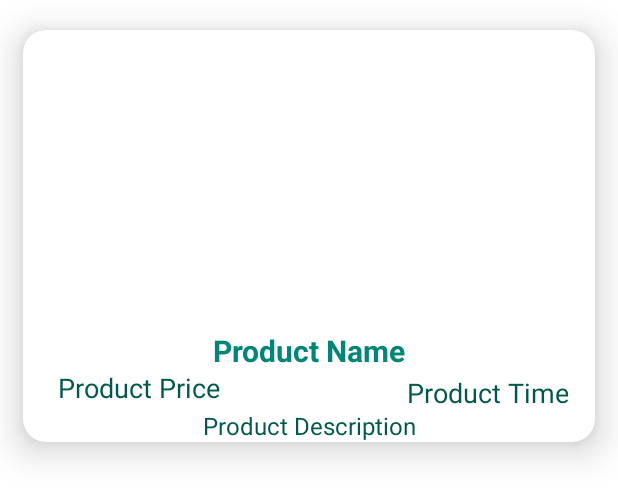
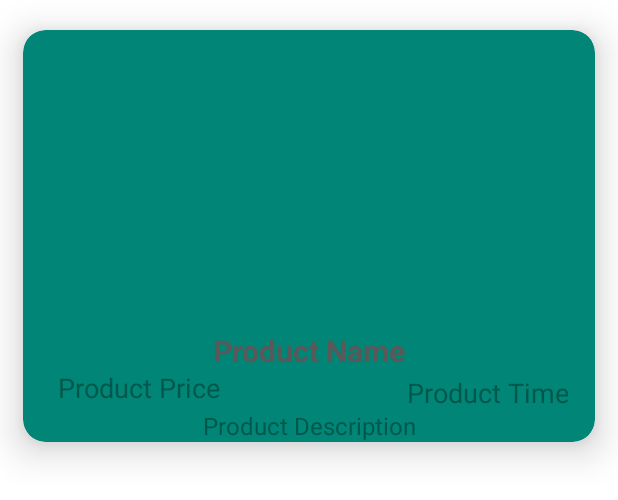
Before and after one commit to nikitafedorov008/RentPlace, an Android app: the layout product_items_layout.xml on its own in the app's theme, with its tools: preview values and no code run, on a phone screen of 412 x 824 dp. Shown: the top 500 px of the screen. Run offline under Robolectric (Android 15) with nearby library versions, the phone set to English and light mode, and no system bars.

Commit message:
Nothing interesting

```diff
--- a/app/src/main/res/layout/product_items_layout.xml
+++ b/app/src/main/res/layout/product_items_layout.xml
@@ -2,6 +2,7 @@
 <android.support.design.card.MaterialCardView xmlns:android="http://schemas.android.com/apk/res/android"
     xmlns:app="http://schemas.android.com/apk/res-auto"
     style="@style/Animation.AppCompat.Dialog"
+    android:backgroundTint="@color/colorPrimary"
     android:layout_width="match_parent"
     android:layout_height="wrap_content"
     android:layout_marginStart="15dp"
@@ -31,7 +32,7 @@
             android:text="Product Name"
             android:layout_below="@+id/product_image"
             android:textAlignment="center"
-            android:textColor="@color/colorPrimary"
+            android:textColor="@color/colorBackground"
             android:textSize="20dp"
             android:textStyle="bold"
             app:fontFamily="sans-serif" />
```
